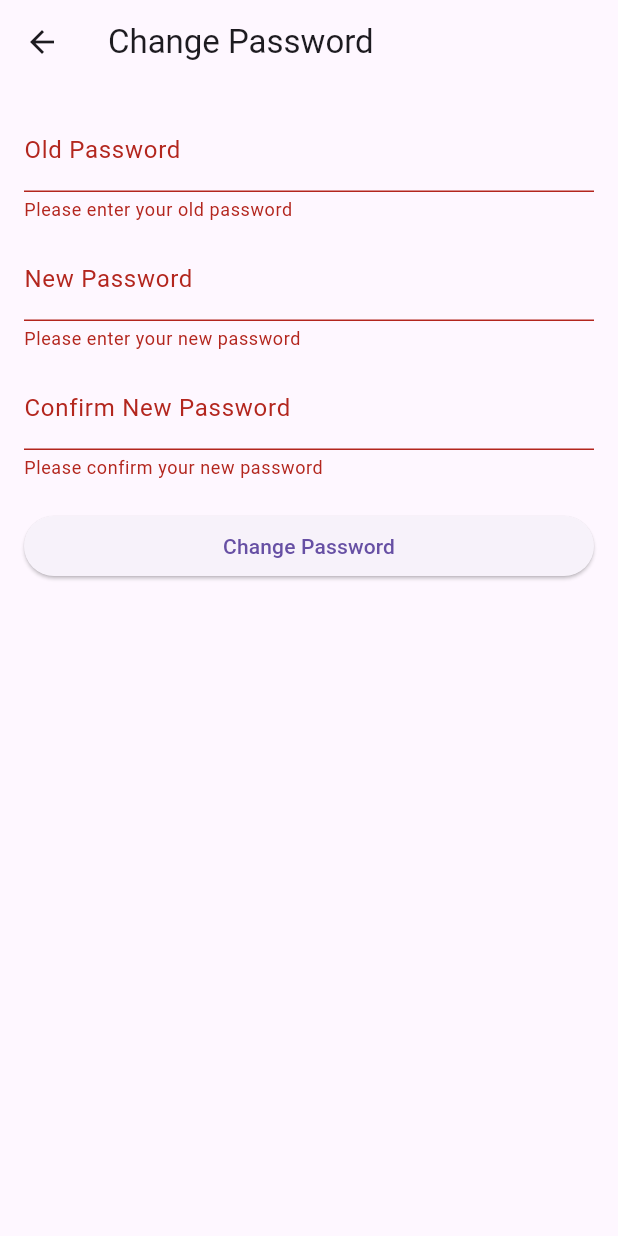
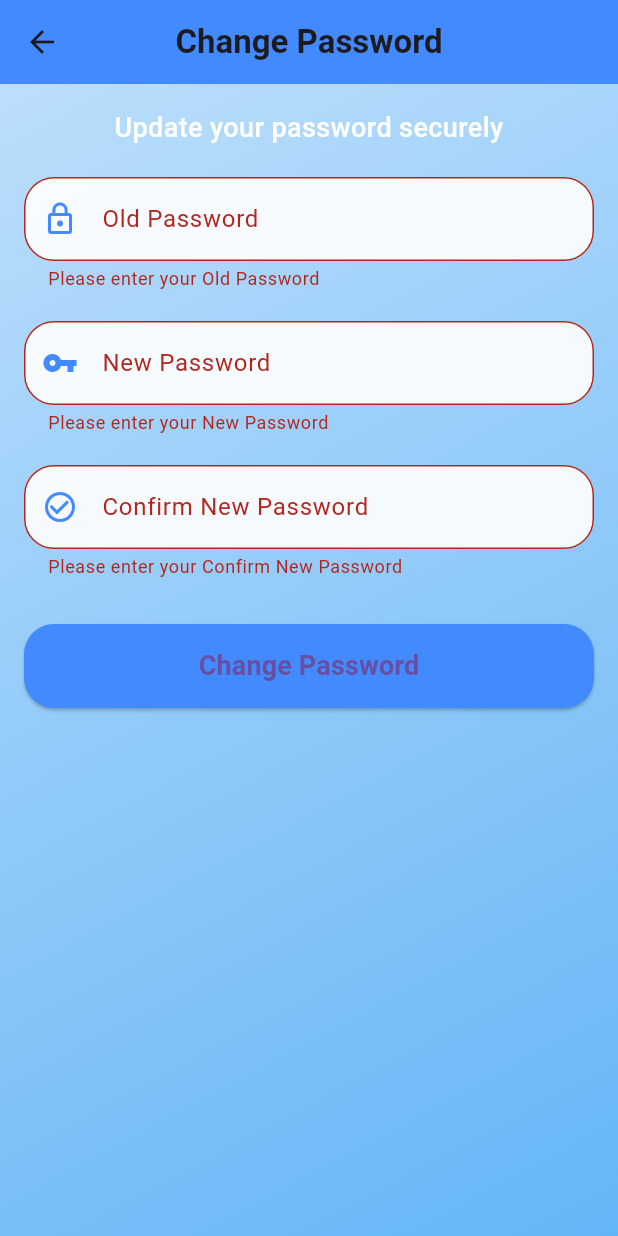
Before and after one commit to Zwl112512/asm2, a Flutter app: the ChangePasswordPage screen opened directly, after a tap on "Change Password", on a phone screen of 412 x 824 dp. Run offline on Flutter 3.47's test engine with Material 3 defaults, Android fonts, the phone set to English and light mode, and no system bars; our stand-ins replace cloud_firestore, dash_chat_2, firebase_auth, firebase_core, firebase_storage, geolocator and 2 more; missing offline and left inert: chat_gpt_sdk; accounts and stored records are empty.

Commit message:
Update change_password_page.dart

```diff
--- a/lib/screens/change_password_page.dart
+++ b/lib/screens/change_password_page.dart
@@ -45,60 +45,114 @@ class _ChangePasswordPageState extends State<ChangePasswordPage> {
   Widget build(BuildContext context) {
     return Scaffold(
       appBar: AppBar(
-        title: const Text('Change Password'),
+        backgroundColor: Colors.blueAccent,
+        title: const Text(
+          'Change Password',
+          style: TextStyle(fontWeight: FontWeight.bold),
         ),
-      body: Padding(
+        centerTitle: true,
+      ),
+      body: Container(
+        decoration: BoxDecoration(
+          gradient: LinearGradient(
+            colors: [Colors.blue.shade100, Colors.blue.shade300],
+            begin: Alignment.topLeft,
+            end: Alignment.bottomRight,
+          ),
+        ),
+        child: Padding(
           padding: const EdgeInsets.all(16.0),
           child: Form(
             key: _formKey,
             child: ListView(
               children: [
-              TextFormField(
-                controller: _oldPasswordController,
-                decoration: const InputDecoration(labelText: 'Old Password'),
-                obscureText: true,
-                validator: (value) =>
-                value!.isEmpty ? 'Please enter your old password' : null,
+                const Text(
+                  "Update your password securely",
+                  textAlign: TextAlign.center,
+                  style: TextStyle(
+                    fontSize: 18,
+                    fontWeight: FontWeight.w500,
+                    color: Colors.white,
                   ),
-              const SizedBox(height: 10),
-              TextFormField(
-                controller: _newPasswordController,
-                decoration: const InputDecoration(labelText: 'New Password'),
-                obscureText: true,
-                validator: (value) {
-                  if (value!.isEmpty) {
-                    return 'Please enter your new password';
-                  }
-                  if (value.length < 6) {
-                    return 'Password must be at least 6 characters long';
-                  }
-                  return null;
-                },
-              ),
-              const SizedBox(height: 10),
-              TextFormField(
-                controller: _confirmPasswordController,
-                decoration: const InputDecoration(labelText: 'Confirm New Password'),
-                obscureText: true,
-                validator: (value) {
-                  if (value!.isEmpty) {
-                    return 'Please confirm your new password';
-                  }
-                  if (value != _newPasswordController.text) {
-                    return 'Passwords do not match';
-                  }
-                  return null;
-                },
                 ),
                 const SizedBox(height: 20),
+                _buildTextField(
+                  controller: _oldPasswordController,
+                  labelText: 'Old Password',
+                  icon: Icons.lock_outline,
+                ),
+                const SizedBox(height: 20),
+                _buildTextField(
+                  controller: _newPasswordController,
+                  labelText: 'New Password',
+                  icon: Icons.vpn_key,
+                ),
+                const SizedBox(height: 20),
+                _buildTextField(
+                  controller: _confirmPasswordController,
+                  labelText: 'Confirm New Password',
+                  icon: Icons.check_circle_outline,
+                ),
+                const SizedBox(height: 30),
                 ElevatedButton(
+                  style: ElevatedButton.styleFrom(
+                    backgroundColor: Colors.blueAccent,
+                    shape: RoundedRectangleBorder(
+                      borderRadius: BorderRadius.circular(20),
+                    ),
+                    padding: const EdgeInsets.symmetric(vertical: 15),
+                  ),
                   onPressed: _changePassword,
-                child: const Text('Change Password'),
+                  child: const Text(
+                    'Change Password',
+                    style: TextStyle(
+                      fontSize: 18,
+                      fontWeight: FontWeight.bold,
+                    ),
+                  ),
                 ),
               ],
             ),
           ),
         ),
+      ),
+    );
+  }
+
+  Widget _buildTextField({
+    required TextEditingController controller,
+    required String labelText,
+    required IconData icon,
+  }) {
+    return TextFormField(
+      controller: controller,
+      obscureText: true,
+      validator: (value) {
+        if (value == null || value.isEmpty) {
+          return 'Please enter your $labelText';
+        }
+        if (labelText == 'New Password' && value.length < 6) {
+          return 'Password must be at least 6 characters long';
+        }
+        if (labelText == 'Confirm New Password' &&
+            value != _newPasswordController.text) {
+          return 'Passwords do not match';
+        }
+        return null;
+      },
+      decoration: InputDecoration(
+        filled: true,
+        fillColor: Colors.white.withOpacity(0.9),
+        labelText: labelText,
+        prefixIcon: Icon(icon, color: Colors.blueAccent),
+        border: OutlineInputBorder(
+          borderRadius: BorderRadius.circular(20),
+        ),
+        focusedBorder: OutlineInputBorder(
+          borderRadius: BorderRadius.circular(20),
+          borderSide: const BorderSide(color: Colors.blueAccent, width: 2),
+        ),
+      ),
     );
   }
 }
```
Lines whose indentation alone changed are shown as unchanged.
